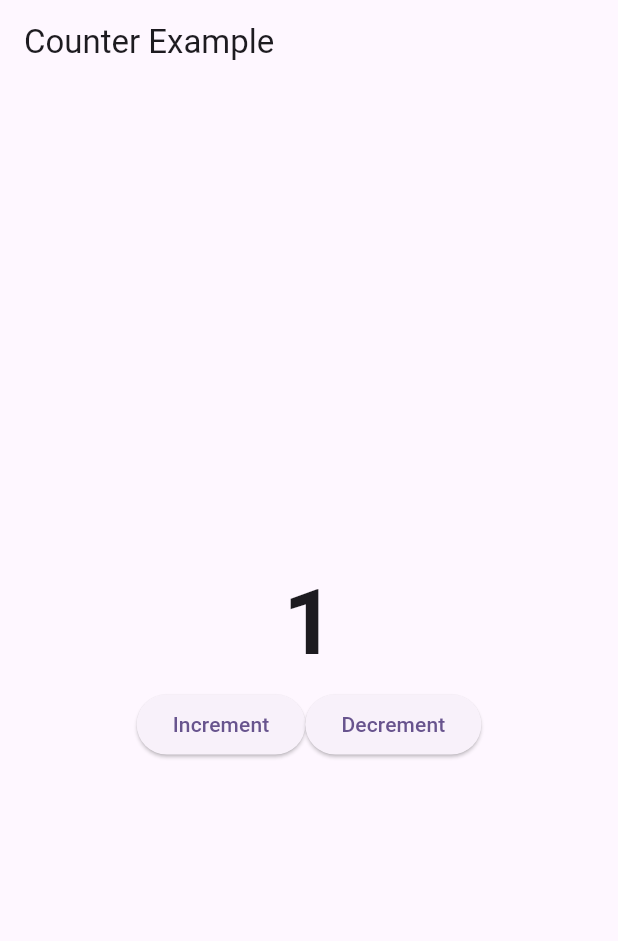
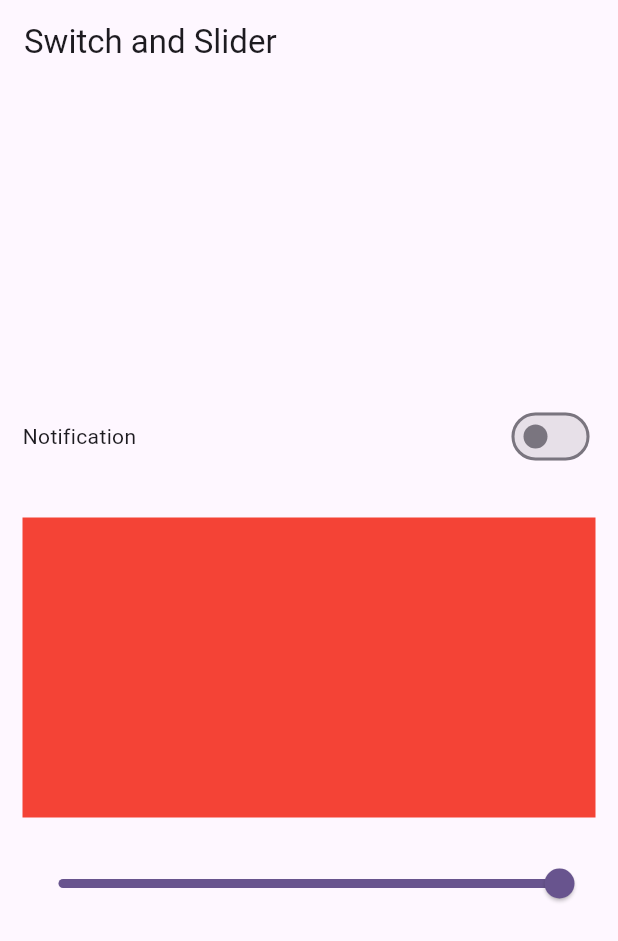
Before and after one commit to RRKawchar/bloc_statemanagement, a Flutter app: the screen it shows after launch, on a phone screen of 412 x 824 dp. Shown: the top 941 px of the screen. Run offline on Flutter 3.47's test engine with Material 3 defaults, Android fonts, the phone set to English and light mode, and no system bars; our stand-ins replace bloc, equatable, flutter_bloc.

Commit message:
slider adn switch example

```diff
--- /dev/null
+++ b/lib/bloc/switch_slider/swich_slider_bloc.dart
@@ -0,0 +1,25 @@
+import 'package:bloc/bloc.dart';
+import 'package:bloc_practice/bloc/switch_slider/switch_slider_events.dart';
+import 'package:bloc_practice/bloc/switch_slider/switch_slider_states.dart';
+
+class SwitchSliderBloc extends Bloc<SwitchSliderEvents,SwitchSliderStates>{
+
+  SwitchSliderBloc():super(SwitchSliderStates()){
+
+    on<EnableOrDisableNotification>(_enableOrDisableNotification);
+    on<SliderEvent>(_slider);
+  }
+
+  void _enableOrDisableNotification(EnableOrDisableNotification event, Emitter<SwitchSliderStates> emit){
+
+    emit(state.copyWith(isSwitch: !state.isSwitch),);
+  }
+
+
+  void _slider(SliderEvent event,Emitter<SwitchSliderStates> emit){
+    emit(state.copyWith(slider: event.slider));
+  }
+
+
+
+}
--- /dev/null
+++ b/lib/bloc/switch_slider/switch_slider_events.dart
@@ -0,0 +1,23 @@
+
+abstract class SwitchSliderEvents{
+   SwitchSliderEvents();
+
+  @override
+  List<Object> get props=> [];
+}
+
+
+class EnableOrDisableNotification extends SwitchSliderEvents{}
+
+
+class SliderEvent extends SwitchSliderEvents{
+  double slider;
+
+  SliderEvent({required this.slider});
+
+
+  @override
+  List<Object> get props => [slider];
+
+
+}
--- /dev/null
+++ b/lib/bloc/switch_slider/switch_slider_states.dart
@@ -0,0 +1,22 @@
+import 'package:equatable/equatable.dart';
+
+class SwitchSliderStates extends Equatable {
+   bool isSwitch;
+   double slider;
+
+  SwitchSliderStates({
+    this.isSwitch = false,
+    this.slider=1.0,
+  });
+
+  SwitchSliderStates copyWith({bool? isSwitch, double? slider}){
+    return SwitchSliderStates(
+      isSwitch: isSwitch?? this.isSwitch,
+      slider: slider?? this.slider,
+
+    );
+  }
+
+  @override
+  List<Object?> get props => [isSwitch,slider];
+}
--- a/lib/main.dart
+++ b/lib/main.dart
@@ -1,5 +1,6 @@
 import 'package:bloc_practice/bloc/counter_bloc/counter_bloc.dart';
-import 'package:bloc_practice/ui/counter_screen.dart';
+import 'package:bloc_practice/bloc/switch_slider/swich_slider_bloc.dart';
+import 'package:bloc_practice/ui/switch_slider_example/switch_slider_screen.dart';
 import 'package:flutter/material.dart';
 import 'package:flutter_bloc/flutter_bloc.dart';
 
@@ -12,8 +13,11 @@ class MyApp extends StatelessWidget {
 
   @override
   Widget build(BuildContext context) {
-    return BlocProvider(
-        create:(_)=> CounterBloc(),
+    return MultiBlocProvider(
+      providers: [
+        BlocProvider(create: (_) => CounterBloc()),
+        BlocProvider(create: (context) => SwitchSliderBloc()),
+      ],
       child: MaterialApp(
           debugShowCheckedModeBanner: false,
           title: 'Flutter Demo',
@@ -21,8 +25,7 @@ class MyApp extends StatelessWidget {
             colorScheme: ColorScheme.fromSeed(seedColor: Colors.deepPurple),
             useMaterial3: true,
           ),
-            home: const CounterScreen()
-        ),
+          home: const SwitchSliderScreen()),
     );
   }
 }
--- /dev/null
+++ b/lib/ui/switch_slider_example/switch_slider_screen.dart
@@ -0,0 +1,76 @@
+import 'package:bloc_practice/bloc/switch_slider/swich_slider_bloc.dart';
+import 'package:bloc_practice/bloc/switch_slider/switch_slider_events.dart';
+import 'package:bloc_practice/bloc/switch_slider/switch_slider_states.dart';
+import 'package:flutter/material.dart';
+import 'package:flutter_bloc/flutter_bloc.dart';
+
+class SwitchSliderScreen extends StatefulWidget {
+  const SwitchSliderScreen({super.key});
+
+  @override
+  State<SwitchSliderScreen> createState() => _SwitchSliderScreenState();
+}
+
+class _SwitchSliderScreenState extends State<SwitchSliderScreen> {
+  @override
+  Widget build(BuildContext context) {
+    return Scaffold(
+      appBar: AppBar(
+        title: const Text("Switch and Slider"),
+      ),
+      body: Padding(
+        padding: const EdgeInsets.all(15.0),
+        child: Column(
+          crossAxisAlignment: CrossAxisAlignment.center,
+          mainAxisAlignment: MainAxisAlignment.center,
+          children: [
+            Row(
+              mainAxisAlignment: MainAxisAlignment.spaceBetween,
+              children: [
+                const Text("Notification"),
+                BlocBuilder<SwitchSliderBloc, SwitchSliderStates>(
+                  buildWhen: (previous,current)=>previous.isSwitch!=current.isSwitch,
+                  builder: (context, states) {
+                    print("Notification");
+                    return Switch(
+                      value: states.isSwitch,
+                      onChanged: (value) {
+                        context
+                            .read<SwitchSliderBloc>()
+                            .add(EnableOrDisableNotification());
+                      },
+                    );
+                  },
+                ),
+              ],
+            ),
+            const SizedBox(height: 30),
+            BlocBuilder<SwitchSliderBloc, SwitchSliderStates>(
+              buildWhen: (previous,current)=>previous.slider!=current.slider,
+              builder: (context, states) {
+                print("Slider");
+                return Container(
+                  height: 200,
+                  color: Colors.red.withOpacity(states.slider),
+                );
+              },
+            ),
+            const SizedBox(height: 20),
+            BlocBuilder<SwitchSliderBloc, SwitchSliderStates>(
+              builder: (context, states) {
+                return Slider(
+                  value: states.slider,
+                  onChanged: (value) {
+                    context
+                        .read<SwitchSliderBloc>()
+                        .add(SliderEvent(slider: value));
+                  },
+                );
+              },
+            ),
+          ],
+        ),
+      ),
+    );
+  }
+}
```
Also changed, not shown: lib/ui/counter/counter_screen.dart (renamed from lib/ui/counter_screen.dart), pubspec.lock. Lines whose indentation alone changed are shown as unchanged.
